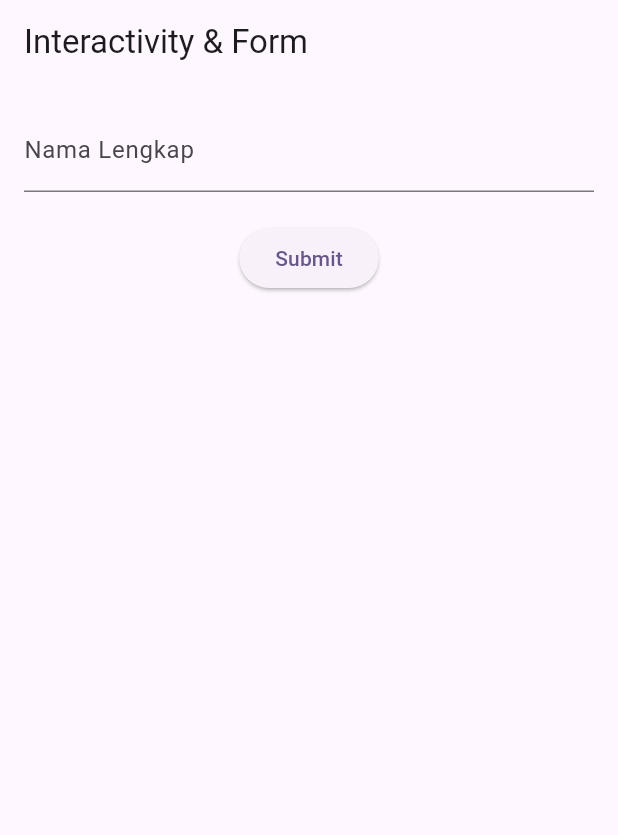
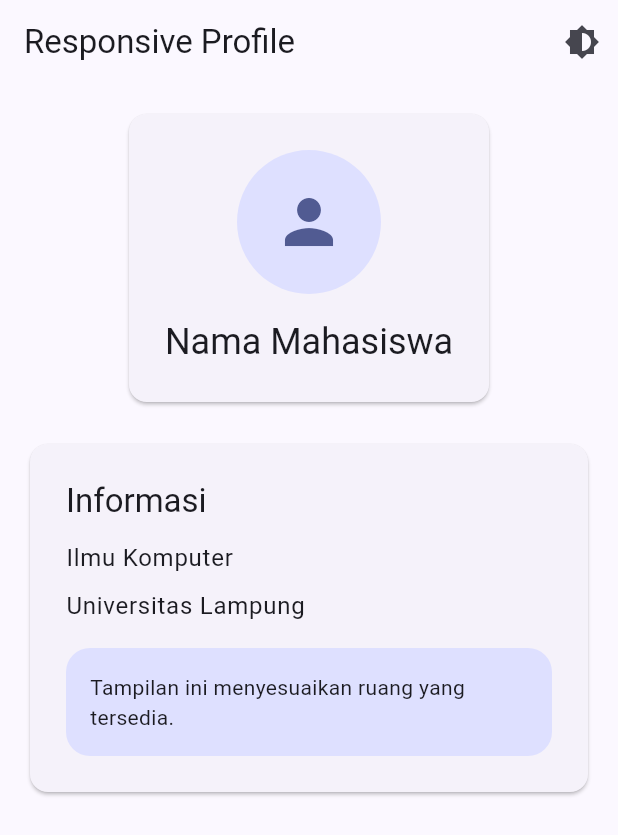
Before and after one commit to MohamadFarrelPratama/-prak-mobilelanjut-2477051014, a Flutter app: the screen it shows after launch, on a phone screen of 412 x 824 dp. Shown: the top 835 px of the screen. Run offline on Flutter 3.47's test engine with Material 3 defaults, Android fonts, the light colour scheme and no system bars.

Commit message:
Adaptive & Responsive Design & Theming

```diff
--- /dev/null
+++ b/lib/app_theme.dart
@@ -0,0 +1,19 @@
+import 'package:flutter/material.dart';
+
+class AppTheme {
+  static final ThemeData lightTheme = ThemeData(
+    useMaterial3: true,
+    colorScheme: ColorScheme.fromSeed(
+      seedColor: Colors.indigo,
+      brightness: Brightness.light,
+    ),
+  );
+
+  static final ThemeData darkTheme = ThemeData(
+    useMaterial3: true,
+    colorScheme: ColorScheme.fromSeed(
+      seedColor: Colors.indigo,
+      brightness: Brightness.dark,
+    ),
+  );
+}
--- a/lib/main.dart
+++ b/lib/main.dart
@@ -1,28 +1,44 @@
 import 'package:flutter/material.dart';
-//import 'column_widget.dart';
-//import 'row_widget.dart';
-//import 'first_widget.dart';
-import 'form_widget.dart';
-
+// import 'column_widget.dart';
+// import 'row_widget.dart';
+// import 'first_widget.dart';
+// import 'form_widget.dart';
+import 'app_theme.dart';
+import 'responsive_profile.dart';
 
 void main() {
   runApp(const MyApp());
 }
 
-class MyApp extends StatelessWidget {
+class MyApp extends StatefulWidget {
   const MyApp({super.key});
+
+  @override
+  State createState() => _MyAppState();
+}
+
+class _MyAppState extends State {
+  ThemeMode themeMode = ThemeMode.light;
+
+  void toggleTheme() {
+    setState(() {
+      themeMode = themeMode == ThemeMode.light
+          ? ThemeMode.dark
+          : ThemeMode.light;
+    });
+  }
 
   @override
   Widget build(BuildContext context) {
     return MaterialApp(
-      title: 'Praktikum Mobile Lanjut',
-      theme: ThemeData(
-        colorScheme: ColorScheme.fromSeed(
-          seedColor: Colors.deepPurple,
-        ),
-        useMaterial3: true,
+      debugShowCheckedModeBanner: false,
+      title: 'Responsive Profile',
+      theme: AppTheme.lightTheme,
+      darkTheme: AppTheme.darkTheme,
+      themeMode: themeMode,
+      home: ResponsiveProfilePage(
+        onThemeChanged: toggleTheme,
       ),
-      home: const FormWidget(),
     );
   }
 }
--- /dev/null
+++ b/lib/responsive_profile.dart
@@ -0,0 +1,140 @@
+import 'package:flutter/material.dart';
+
+// --- BAGIAN 1: KELAS UTAMA HALAMAN ---
+class ResponsiveProfilePage extends StatelessWidget {
+  final VoidCallback onThemeChanged;
+
+  const ResponsiveProfilePage({
+    super.key,
+    required this.onThemeChanged,
+  });
+
+  @override
+  Widget build(BuildContext context) {
+    final size = MediaQuery.of(context).size;
+
+    return Scaffold(
+      appBar: AppBar(
+        title: const Text('Responsive Profile'),
+        actions: [
+          IconButton(
+            onPressed: onThemeChanged,
+            icon: const Icon(Icons.brightness_6),
+          ),
+        ],
+      ),
+      body: Padding(
+        padding: EdgeInsets.all(size.width < 600 ? 16 : 32),
+        child: LayoutBuilder(
+          builder: (context, constraints) {
+            return OrientationBuilder(
+              builder: (context, orientation) {
+                final isWide =
+                    constraints.maxWidth >= 600 ||
+                    orientation == Orientation.landscape;
+
+                return isWide
+                    ? const Row(
+                        crossAxisAlignment:
+                            CrossAxisAlignment.start,
+                        children: [
+                          Expanded(child: _ProfileHeader()),
+                          SizedBox(width: 24),
+                          Expanded(child: _ProfileInfo()),
+                        ],
+                      )
+                    : const Column(
+                        children: [
+                          _ProfileHeader(),
+                          SizedBox(height: 20),
+                          _ProfileInfo(),
+                        ],
+                      );
+              },
+            );
+          },
+        ),
+      ),
+    );
+  }
+}
+
+// --- BAGIAN 2: WIDGET PROFILE HEADER ---
+class _ProfileHeader extends StatelessWidget {
+  const _ProfileHeader();
+
+  @override
+  Widget build(BuildContext context) {
+    return Card(
+      child: Padding(
+        padding: const EdgeInsets.all(24),
+        child: Column(
+          children: [
+            CircleAvatar(
+              radius: 48,
+              child: Icon(
+                Icons.person,
+                size: 48,
+                color: Theme.of(context).colorScheme.primary,
+              ),
+            ),
+            const SizedBox(height: 16),
+            Text(
+              'Nama Mahasiswa',
+              style: Theme.of(context).textTheme.headlineSmall,
+              textAlign: TextAlign.center,
+            ),
+          ],
+        ),
+      ),
+    );
+  }
+}
+
+// --- BAGIAN 3: WIDGET PROFILE INFO ---
+class _ProfileInfo extends StatelessWidget {
+  const _ProfileInfo();
+
+  @override
+  Widget build(BuildContext context) {
+    final scheme = Theme.of(context).colorScheme;
+
+    return Card(
+      child: Padding(
+        padding: const EdgeInsets.all(24),
+        child: Column(
+          crossAxisAlignment: CrossAxisAlignment.start,
+          children: [
+            Text(
+              'Informasi',
+              style: Theme.of(context).textTheme.titleLarge,
+            ),
+            const SizedBox(height: 12),
+            Text(
+              'Ilmu Komputer',
+              style: Theme.of(context).textTheme.bodyLarge,
+            ),
+            const SizedBox(height: 8),
+            Text(
+              'Universitas Lampung',
+              style: Theme.of(context).textTheme.bodyLarge,
+            ),
+            const SizedBox(height: 16),
+            Container(
+              width: double.infinity,
+              padding: const EdgeInsets.all(16),
+              decoration: BoxDecoration(
+                color: scheme.primaryContainer,
+                borderRadius: BorderRadius.circular(16),
+              ),
+              child: Text(
+                'Tampilan ini menyesuaikan ruang yang tersedia.',
+                style: Theme.of(context).textTheme.bodyMedium,
+              ),
+            ),
+          ],
+        ),
+      ),
+    );
+  }
+}
```
